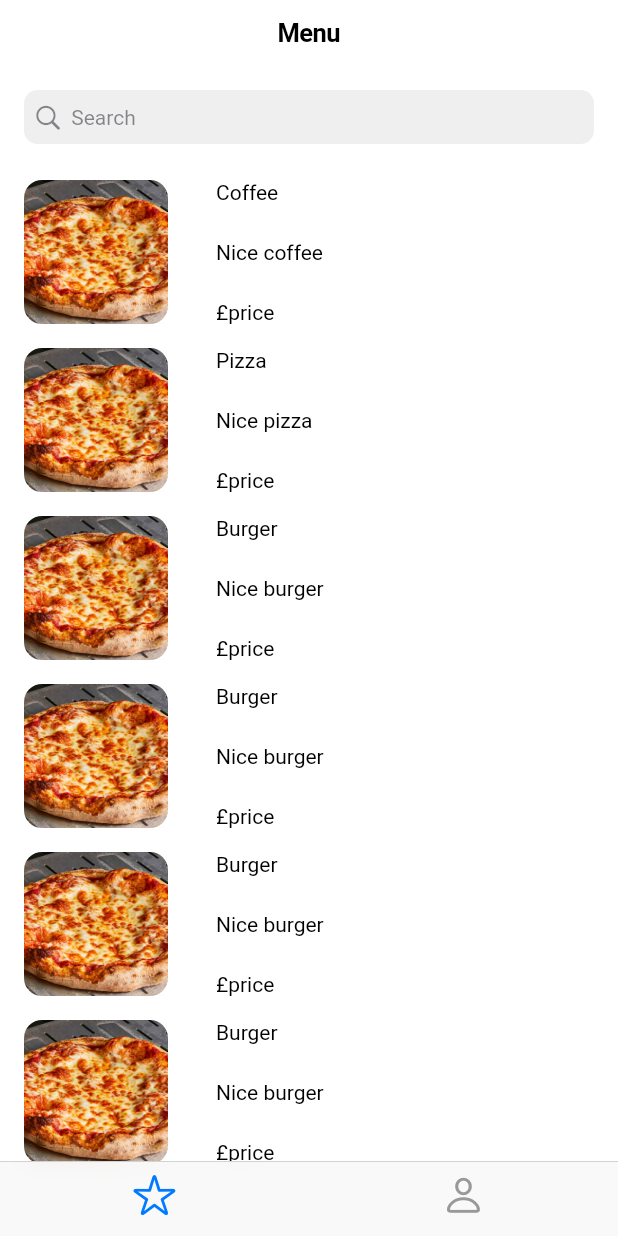
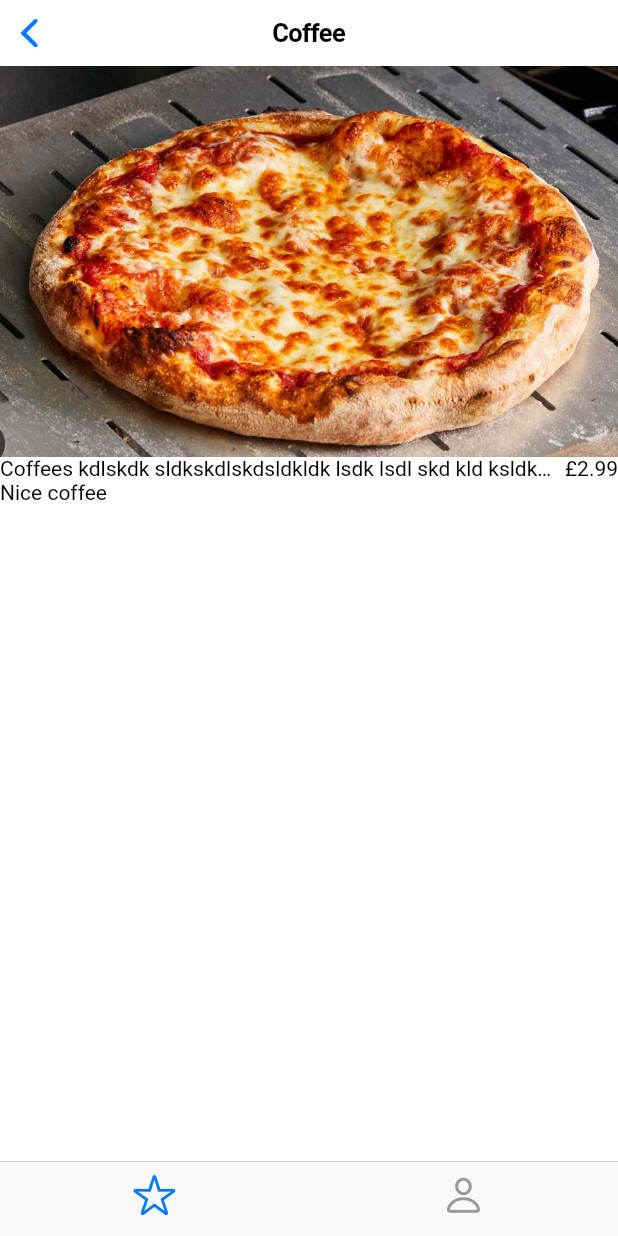
Before and after one commit to hungrymissilepod/appinio_restaurant_app, a Flutter app: the screen it shows after launch, after a tap on "Coffee", on a phone screen of 412 x 824 dp. Run offline on Flutter 3.47's test engine with Material 3 defaults, Android fonts, the phone set to English and light mode, and no system bars; our stand-ins replace equatable, firebase_core, flutter_bloc; accounts and stored records are empty.

Commit message:
feat: FoodItemDetailView

```diff
--- /dev/null
+++ b/lib/food_item_detail_view/food_item_detail_view.dart
@@ -0,0 +1,53 @@
+import 'package:flutter/cupertino.dart';
+import 'package:restaurant_booking_app/models/food_item.dart';
+
+class FoodItemDetailView extends StatefulWidget {
+  const FoodItemDetailView({
+    super.key,
+    required this.item,
+  });
+
+  final FoodItem item;
+
+  @override
+  State<FoodItemDetailView> createState() => _FoodItemDetailViewState();
+}
+
+class _FoodItemDetailViewState extends State<FoodItemDetailView> {
+  @override
+  Widget build(BuildContext context) {
+    return CupertinoPageScaffold(
+      backgroundColor: CupertinoColors.white,
+      navigationBar: CupertinoNavigationBar(
+        middle: Text('${widget.item.name}'),
+      ),
+      child: SafeArea(
+        child: Column(
+          crossAxisAlignment: CrossAxisAlignment.start,
+          children: [
+            Image.asset('assets/pizza.png'),
+            Row(
+              mainAxisAlignment: MainAxisAlignment.spaceBetween,
+              children: [
+                Flexible(
+                  child: Text(
+                    '${widget.item.name}s kdlskdk sldkskdlskdsldkldk lsdk lsdl skd kld ksldksldk',
+                    maxLines: 1,
+                    overflow: TextOverflow.ellipsis,
+                  ),
+                ),
+                Padding(
+                  padding: const EdgeInsets.only(left: 8.0),
+                  child: Text('£2.99'),
+                ),
+              ],
+            ),
+            Text('${widget.item.description}'),
+
+            // TODO: display more info here and fake variations and modiifers and buttons
+          ],
+        ),
+      ),
+    );
+  }
+}
--- a/lib/menu_view/menu_view.dart
+++ b/lib/menu_view/menu_view.dart
@@ -1,6 +1,7 @@
 import 'package:flutter/cupertino.dart';
 import 'package:flutter_bloc/flutter_bloc.dart';
 import 'package:restaurant_booking_app/cubits/food_cubit/food_cubit.dart';
+import 'package:restaurant_booking_app/food_item_detail_view/food_item_detail_view.dart';
 import 'package:restaurant_booking_app/menu_view/ui/food_item_tile.dart';
 
 class MenuView extends StatefulWidget {
@@ -61,7 +62,6 @@ class _MenuViewState extends State<MenuView> {
                           color: CupertinoColors.activeBlue,
                           child: Text('Retry'),
                           onPressed: () {
-                            // BlocProvider.of<FoodCubit>(context).fetch();
                             widget.foodCubit.fetch();
                           },
                         ),
@@ -76,7 +76,23 @@ class _MenuViewState extends State<MenuView> {
                         parent: AlwaysScrollableScrollPhysics()),
                     itemCount: state.items.length,
                     itemBuilder: (context, index) {
-                      return FoodItemTile(item: state.items[index]);
+                      return Padding(
+                        padding: const EdgeInsets.symmetric(vertical: 4.0),
+                        child: FoodItemTile(
+                          item: state.items[index],
+                          onTap: () {
+                            Navigator.of(context).push(
+                              CupertinoPageRoute(
+                                builder: (context) {
+                                  return FoodItemDetailView(
+                                    item: state.items[index],
+                                  );
+                                },
+                              ),
+                            );
+                          },
+                        ),
+                      );
                     },
                   );
                 }
--- a/lib/menu_view/ui/food_item_tile.dart
+++ b/lib/menu_view/ui/food_item_tile.dart
@@ -14,7 +14,8 @@ class FoodItemTile extends StatelessWidget {
   Widget build(BuildContext context) {
     return GestureDetector(
       onTap: () => onTap?.call(),
-      child: Padding(
+      child: Container(
+        color: CupertinoColors.white,
         padding: EdgeInsets.symmetric(vertical: 8, horizontal: 16),
         child: IntrinsicHeight(
           child: Row(
```
